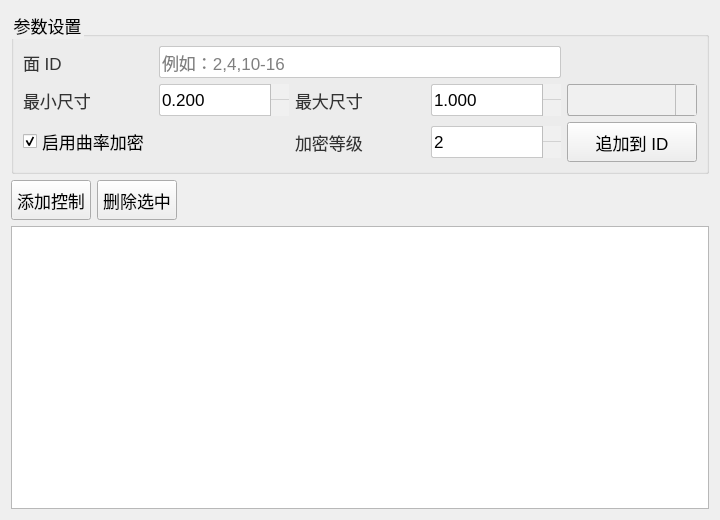
Before: the Qt Designer form plugins/Base_Mesh/MeshFaceControlWidget.ui in asd977/base_cae, drawn with Qt 5.
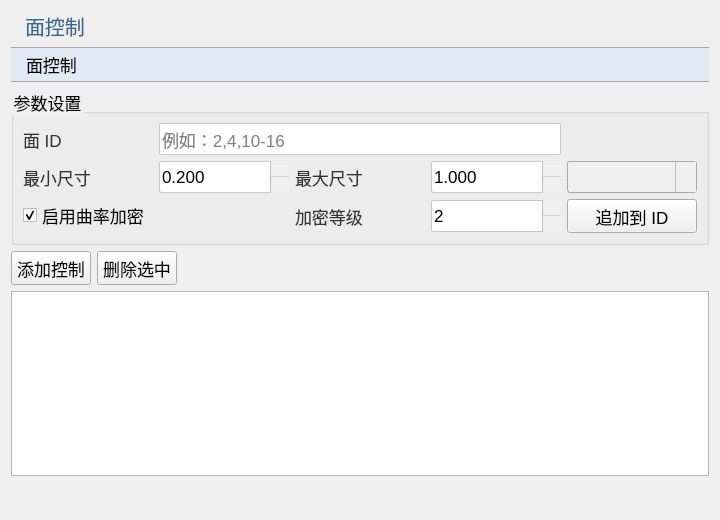
After: the same form once the commit is applied. Icons and pictures are not drawn. Custom widgets are drawn as their Qt base class.

What changed in the file:
```diff
--- a/plugins/Base_Mesh/MeshFaceControlWidget.ui
+++ b/plugins/Base_Mesh/MeshFaceControlWidget.ui
@@ -112,6 +112,20 @@
 </string>
   </property>
   <layout class="QVBoxLayout" name="verticalLayout">
+   <item>
+    <widget class="QLabel" name="pageNameLabel">
+     <property name="text">
+      <string>面控制</string>
+     </property>
+    </widget>
+   </item>
+   <item>
+    <widget class="QPushButton" name="pushButton">
+     <property name="text">
+      <string>面控制</string>
+     </property>
+    </widget>
+   </item>
    <item>
     <widget class="QGroupBox" name="groupBoxInput">
      <property name="title">
@@ -259,6 +273,19 @@
    <item>
     <widget class="QTableWidget" name="tableControls"/>
    </item>
+   <item>
+    <spacer name="verticalSpacer">
+     <property name="orientation">
+      <enum>Qt::Vertical</enum>
+     </property>
+     <property name="sizeHint" stdset="0">
+      <size>
+       <width>20</width>
+       <height>40</height>
+      </size>
+     </property>
+    </spacer>
+   </item>
   </layout>
  </widget>
  <customwidgets>
```
